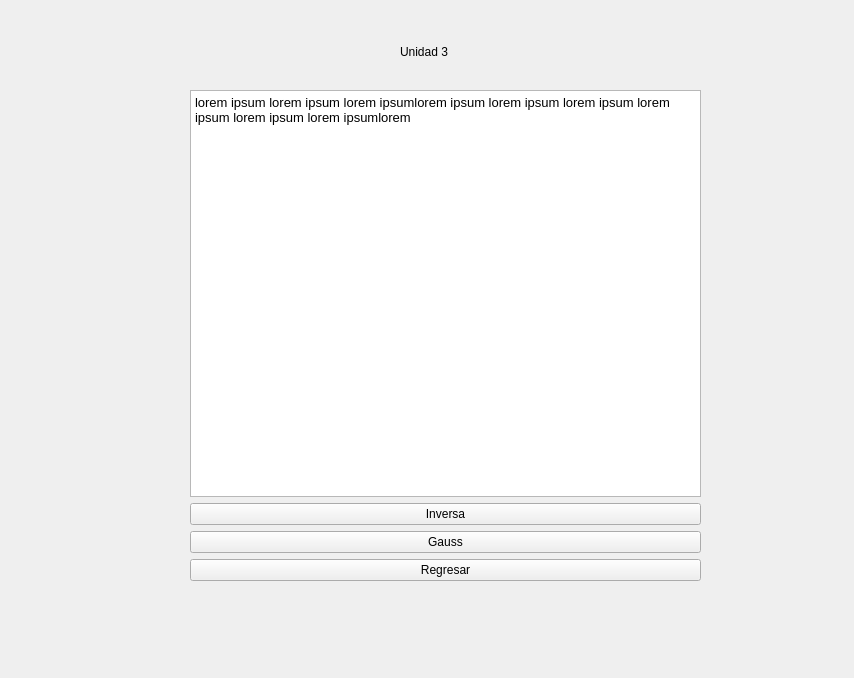
ikababiz/Proyecto-Metodos-Numericos-I, file Unidad3.ui: the form before one commit.
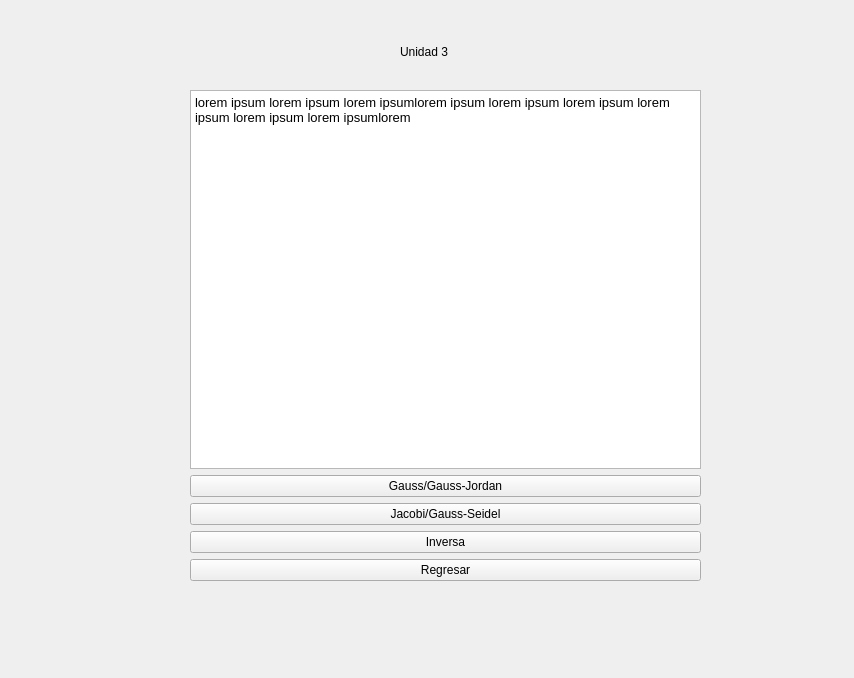
The form after the commit.

The edit to the form file:
```diff
--- a/Unidad3.ui
+++ b/Unidad3.ui
@@ -34,6 +34,20 @@
       </property>
      </widget>
     </item>
+    <item>
+     <widget class="QPushButton" name="gaussbutton">
+      <property name="text">
+       <string>Gauss/Gauss-Jordan</string>
+      </property>
+     </widget>
+    </item>
+    <item>
+     <widget class="QPushButton" name="jacobibutton">
+      <property name="text">
+       <string>Jacobi/Gauss-Seidel</string>
+      </property>
+     </widget>
+    </item>
     <item>
      <widget class="QPushButton" name="inversabutton">
       <property name="text">
@@ -41,13 +55,6 @@
       </property>
      </widget>
     </item>
-    <item>
-     <widget class="QPushButton" name="gaussbutton">
-      <property name="text">
-       <string>Gauss</string>
-      </property>
-     </widget>
-    </item>
     <item>
      <widget class="QPushButton" name="menubutton">
       <property name="text">
```
